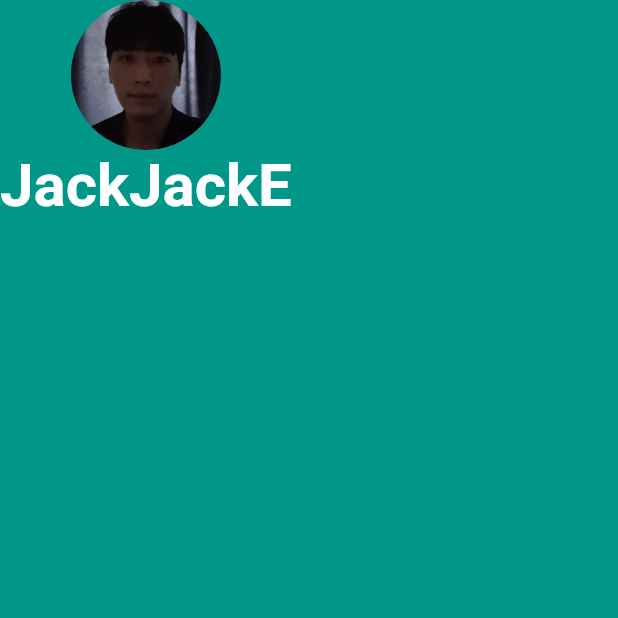
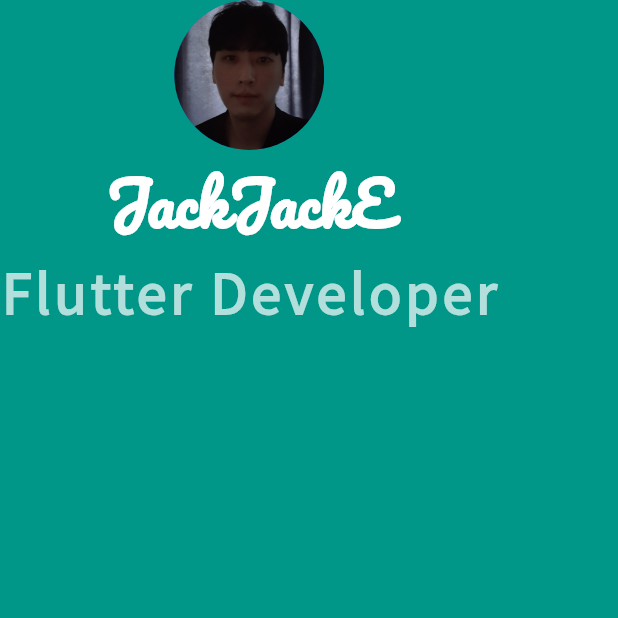
Before and after one commit to mtjin/udemy-flutter-practice, a Flutter app: the screen it shows after launch, on a phone screen of 412 x 824 dp, the top half of it. Run offline on Flutter 3.47's test engine with Material 2 defaults, Android fonts, the phone set to English and light mode, and no system bars.

Commit message:
45. Incorporating Custom Fonts in Your Flutter App

```diff
--- a/mi_card_flutter/lib/main.dart
+++ b/mi_card_flutter/lib/main.dart
@@ -22,9 +22,20 @@
             Text(
               "JackJackE",
               style: TextStyle(
+                  fontFamily: 'Pacifico', // pubspec.yaml 에 폰트이름 설정해논거 세팅
                   fontSize: 40.0,
                   color: Colors.white,
                   fontWeight: FontWeight.bold),
+            ),
+            Text(
+              "Flutter Developer",
+              style: TextStyle(
+                fontFamily: 'Source Sans Pro', // pubspec.yaml 에 폰트이름 설정해논거 세팅
+                fontSize: 40.0,
+                color: Colors.teal.shade100,
+                letterSpacing: 2.5,
+                fontWeight: FontWeight.bold
+              ),
             )
           ],
         )),
```
Also changed, not shown: mi_card_flutter/pubspec.yaml (+8 -42 lines), mi_card_flutter/fonts/Pacifico-Regular.ttf (added), mi_card_flutter/fonts/SourceSansPro-Regular.ttf (added).
